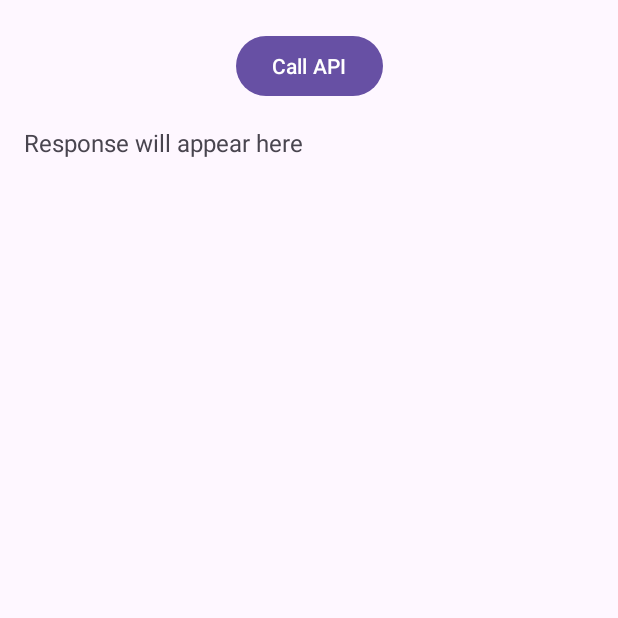
After one commit to PhamLong4923/CanteenRunnerApp, an Android app: the TestapiActivity screen opened directly, with no data from a screen before it, on a phone screen of 412 x 824 dp, the top half of it. The commit adds this screen. Run offline under Robolectric (Android 15) with nearby library versions, the phone set to English and light mode, and no system bars.

Commit message:
Quoc ngu

```diff
--- a/app/app/build.gradle.kts
+++ b/app/app/build.gradle.kts
@@ -45,6 +45,10 @@ dependencies {
     implementation(libs.glide)
     annotationProcessor(libs.glide.compiler)
 
+    // Retrofit dependencies
+    implementation(libs.squareup.retrofit)
+    implementation(libs.converter.gson)
+
     testImplementation(libs.junit)
     androidTestImplementation(libs.ext.junit)
     androidTestImplementation(libs.espresso.core)
--- a/app/app/src/main/AndroidManifest.xml
+++ b/app/app/src/main/AndroidManifest.xml
@@ -15,8 +15,11 @@
         android:theme="@style/Theme.CanteenRunner"
         tools:targetApi="31">
         <activity
+            android:name=".APITesting.TestapiActivity"
+            android:exported="true" />
+        <activity
             android:name=".Canteen.ACT7_Canteen_Selected"
-            android:exported="false" />
+            android:exported="true" />
         <activity
             android:name=".Canteen.ACT6_Canteens"
             android:exported="true" />
--- /dev/null
+++ b/app/app/src/main/java/com/fpt/canteenrunner/APIServices/TestApiService.java
@@ -0,0 +1,13 @@
+package com.fpt.canteenrunner.APIServices;
+
+import com.fpt.canteenrunner.DTO.FoodDTO;
+
+import java.util.List;
+
+import retrofit2.Call;
+import retrofit2.http.GET;
+
+public interface TestApiService {
+    @GET("api/Test/foods") // Endpoint của API
+    Call<List<FoodDTO>> getFoods();
+}
--- /dev/null
+++ b/app/app/src/main/java/com/fpt/canteenrunner/APITesting/TestapiActivity.java
@@ -0,0 +1,71 @@
+package com.fpt.canteenrunner.APITesting;
+
+import android.os.Bundle;
+import android.widget.Button;
+import android.widget.TextView;
+import android.widget.Toast;
+
+import androidx.appcompat.app.AppCompatActivity;
+
+import com.fpt.canteenrunner.APIServices.TestApiService;
+import com.fpt.canteenrunner.DTO.FoodDTO;
+import com.fpt.canteenrunner.R;
+
+import java.util.List;
+
+import retrofit2.Call;
+import retrofit2.Callback;
+import retrofit2.Response;
+import retrofit2.Retrofit;
+import retrofit2.converter.gson.GsonConverterFactory;
+
+public class TestapiActivity extends AppCompatActivity {
+    private TextView tvApiResponse;
+    private Button btnCallApi;
+
+    @Override
+    protected void onCreate(Bundle savedInstanceState) {
+        super.onCreate(savedInstanceState);
+        setContentView(R.layout.activity_testapi);
+
+        tvApiResponse = findViewById(R.id.tvApiResponse);
+        btnCallApi = findViewById(R.id.btnCallApi);
+
+        // Cấu hình Retrofit
+        Retrofit retrofit = new Retrofit.Builder()
+                .baseUrl("http://10.0.2.2:5157/") // Địa chỉ server (dùng localhost trên AVD)
+                .addConverterFactory(GsonConverterFactory.create())
+                .build();
+
+        TestApiService apiService = retrofit.create(TestApiService.class);
+
+        btnCallApi.setOnClickListener(v -> {
+            // Gọi API
+            Call<List<FoodDTO>> call = apiService.getFoods();
+            call.enqueue(new Callback<List<FoodDTO>>() {
+                @Override
+                public void onResponse(Call<List<FoodDTO>> call, Response<List<FoodDTO>> response) {
+                    if (response.isSuccessful() && response.body() != null) {
+                        List<FoodDTO> foods = response.body();
+                        StringBuilder result = new StringBuilder();
+                        for (FoodDTO food : foods) {
+                            result.append("Name: ").append(food.getName())
+                                    .append("\nDescription: ").append(food.getDescription())
+                                    .append("\nPrice: ").append(food.getPrice())
+                                    .append("\n\n");
+                        }
+                        tvApiResponse.setText(result.toString());
+                    } else {
+                        tvApiResponse.setText("Failed to get data.");
+                    }
+                }
+
+                @Override
+                public void onFailure(Call<List<FoodDTO>> call, Throwable t) {
+                    tvApiResponse.setText("Error: " + t.getMessage());
+                    Toast.makeText(TestapiActivity.this, "Failed to call API", Toast.LENGTH_SHORT).show();
+                }
+            });
+        });
+    }
+}
--- a/app/app/src/main/java/com/fpt/canteenrunner/Canteen/ACT6_Canteens.java
+++ b/app/app/src/main/java/com/fpt/canteenrunner/Canteen/ACT6_Canteens.java
@@ -14,6 +14,8 @@ import java.util.ArrayList;
 import java.util.List;
 
 public class ACT6_Canteens extends AppCompatActivity {
+
+
 
     @Override
     protected void onCreate(Bundle savedInstanceState) {
--- /dev/null
+++ b/app/app/src/main/res/layout/activity_testapi.xml
@@ -0,0 +1,31 @@
+<androidx.constraintlayout.widget.ConstraintLayout
+    xmlns:android="http://schemas.android.com/apk/res/android"
+    xmlns:app="http://schemas.android.com/apk/res-auto"
+    xmlns:tools="http://schemas.android.com/tools"
+    android:id="@+id/main"
+    android:layout_width="match_parent"
+    android:layout_height="match_parent"
+    tools:context=".APITesting.TestapiActivity">
+
+    <Button
+        android:id="@+id/btnCallApi"
+        android:layout_width="wrap_content"
+        android:layout_height="wrap_content"
+        android:text="Call API"
+        app:layout_constraintTop_toTopOf="parent"
+        app:layout_constraintStart_toStartOf="parent"
+        app:layout_constraintEnd_toEndOf="parent"
+        android:layout_marginTop="20dp" />
+
+    <TextView
+        android:id="@+id/tvApiResponse"
+        android:layout_width="0dp"
+        android:layout_height="0dp"
+        android:text="Response will appear here"
+        android:textSize="16sp"
+        android:padding="16dp"
+        app:layout_constraintTop_toBottomOf="@id/btnCallApi"
+        app:layout_constraintStart_toStartOf="parent"
+        app:layout_constraintEnd_toEndOf="parent"
+        app:layout_constraintBottom_toBottomOf="parent" />
+</androidx.constraintlayout.widget.ConstraintLayout>
--- a/app/app/src/main/res/layout/item_canteen_selected.xml
+++ b/app/app/src/main/res/layout/item_canteen_selected.xml
@@ -21,8 +21,8 @@
         android:columnCount="2"
         android:rowCount="3"
         android:orientation="horizontal"
-        android:columnStretchable="true"
-        android:rowStretchable="true"
+
+
         android:layout_gravity="center"
         >
 
--- a/app/gradle/libs.versions.toml
+++ b/app/gradle/libs.versions.toml
@@ -11,8 +11,10 @@ roomCommon = "2.6.1"
 roomRuntime = "2.6.1"
 roomCompiler = "2.6.1"
 glide = "4.15.1"
+squareupRetrofit = "2.9.0"
 
 [libraries]
+converter-gson = { module = "com.squareup.retrofit2:converter-gson", version.ref = "squareupRetrofit" }
 junit = { group = "junit", name = "junit", version.ref = "junit" }
 ext-junit = { group = "androidx.test.ext", name = "junit", version.ref = "junitVersion" }
 espresso-core = { group = "androidx.test.espresso", name = "espresso-core", version.ref = "espressoCore" }
@@ -25,6 +27,7 @@ room-runtime = { group = "androidx.room", name = "room-runtime", version.ref = "
 room-compiler = { group = "androidx.room", name = "room-compiler", version.ref = "roomCompiler" }
 glide = { group = "com.github.bumptech.glide", name = "glide", version.ref = "glide" }
 glide-compiler = { group = "com.github.bumptech.glide", name = "compiler", version.ref = "glide" }
+squareup-retrofit = { module = "com.squareup.retrofit2:retrofit", version.ref = "squareupRetrofit" }
 
 [plugins]
 android-application = { id = "com.android.application", version.ref = "agp" }
```
Also changed, not shown: app/app/src/main/java/com/fpt/canteenrunner/DTO/FoodDTO.java (added, +33 -0 lines).
